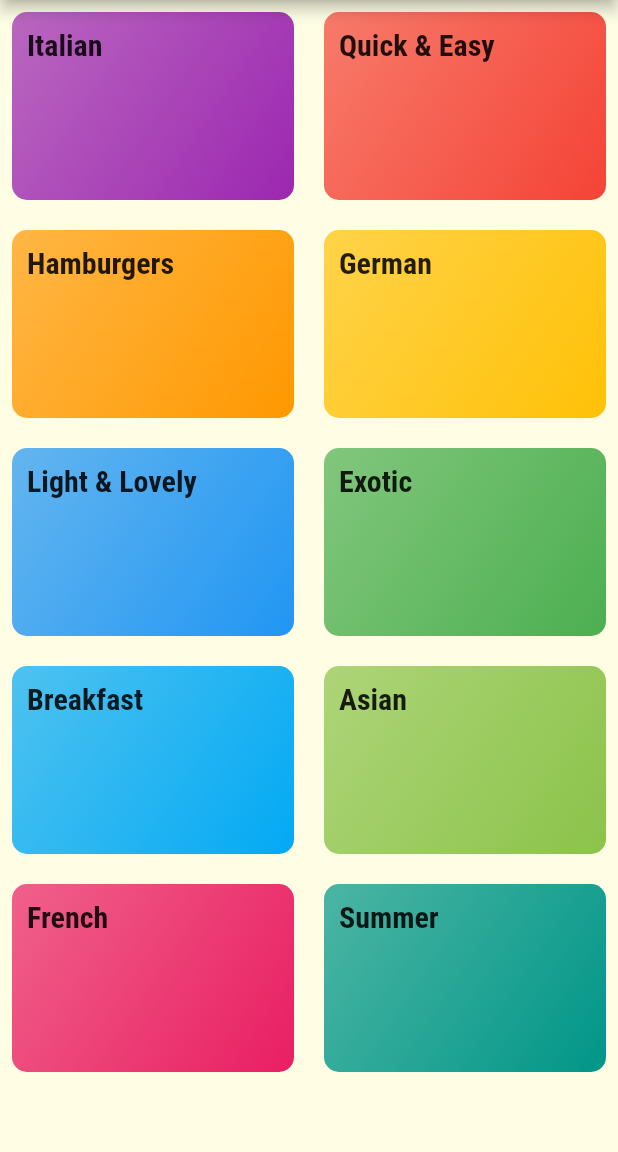
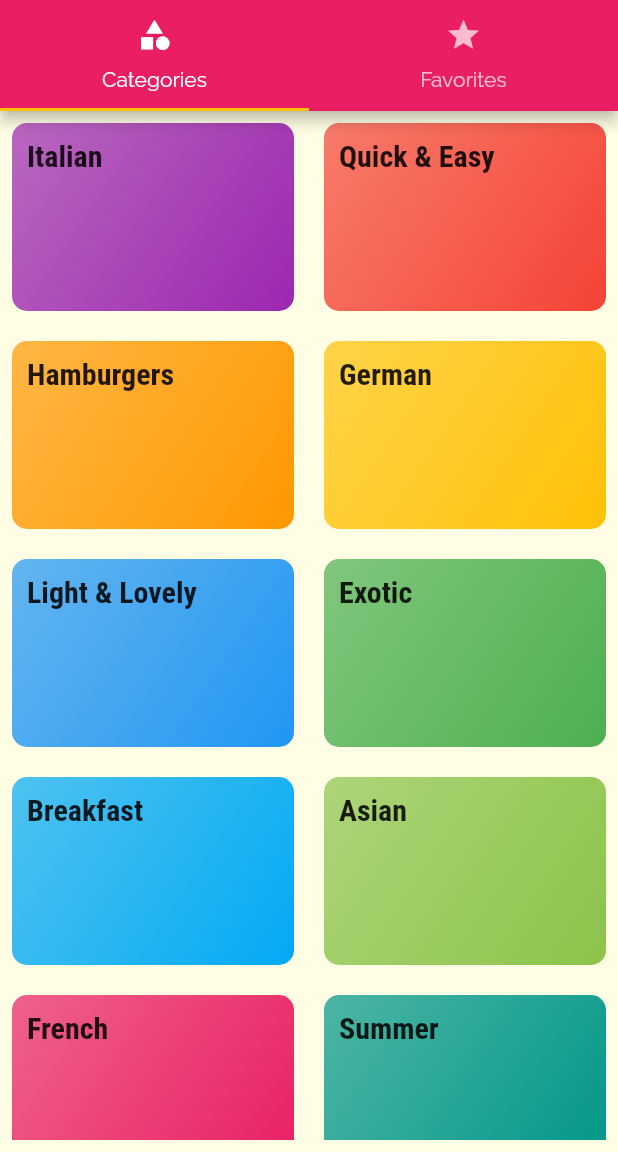
Before and after one commit to jinyongnan810/flutter-meals-app, a Flutter app: the screen it shows after launch, on a phone screen of 412 x 824 dp, the part 84-1236 px from its top. Run offline on Flutter 3.47's test engine with Material 2 defaults, Android fonts, the phone set to English and light mode, and no system bars.

Commit message:
use tab screen

```diff
--- a/lib/main.dart
+++ b/lib/main.dart
@@ -1,7 +1,8 @@
 import 'package:flutter/material.dart';
-import 'package:meals/screens/categories.dart';
-import 'package:meals/screens/meals.dart';
-import 'package:meals/screens/meal.dart';
+import './screens/categories.dart';
+import './screens/meals.dart';
+import './screens/meal.dart';
+import './screens/tab_screen.dart';
 
 void main() {
   runApp(MyApp());
@@ -29,7 +30,8 @@ class MyApp extends StatelessWidget {
       // home: Categories(),
       routes: {
         // initialRoute is default /
-        '/': (ctx) => Categories(),
+        // '/': (ctx) => Categories(),
+        '/': (ctx) => TabScreen(),
         Meals.routeName: (ctx) => Meals(),
         Meal.routeName: (ctx) => Meal()
       },
--- a/lib/screens/categories.dart
+++ b/lib/screens/categories.dart
@@ -5,9 +5,7 @@ import '../models/dummy_categories.dart';
 class Categories extends StatelessWidget {
   @override
   Widget build(BuildContext context) {
-    return Scaffold(
-        appBar: AppBar(title: const Text('Meals App')),
-        body: Padding(
+    return Padding(
         padding: const EdgeInsets.all(8.0),
         child: GridView(
             children: [
@@ -18,7 +16,6 @@ class Categories extends StatelessWidget {
                 maxCrossAxisExtent: 240,
                 childAspectRatio: 3 / 2,
                 mainAxisSpacing: 20,
-                  crossAxisSpacing: 20)),
-        ));
+                crossAxisSpacing: 20)));
   }
 }
--- /dev/null
+++ b/lib/screens/favorites.dart
@@ -0,0 +1,10 @@
+import 'package:flutter/material.dart';
+
+class Favorites extends StatelessWidget {
+  @override
+  Widget build(BuildContext context) {
+    return Center(
+      child: Text('Favorites'),
+    );
+  }
+}
--- /dev/null
+++ b/lib/screens/tab_screen.dart
@@ -0,0 +1,34 @@
+import 'package:flutter/material.dart';
+import './categories.dart';
+import './favorites.dart';
+
+class TabScreen extends StatefulWidget {
+  @override
+  _TabScreenState createState() => _TabScreenState();
+}
+
+class _TabScreenState extends State<TabScreen> {
+  @override
+  Widget build(BuildContext context) {
+    return DefaultTabController(
+        length: 2,
+        child: Scaffold(
+          appBar: AppBar(
+            title: Text('Meals App'),
+            bottom: TabBar(tabs: [
+              Tab(
+                icon: Icon(Icons.category),
+                text: 'Categories',
+              ),
+              Tab(
+                icon: Icon(Icons.star),
+                text: 'Favorites',
+              ),
+            ]),
+          ),
+          body: TabBarView(
+            children: [Categories(), Favorites()],
+          ),
+        ));
+  }
+}
```
Lines whose indentation alone changed are shown as unchanged.
